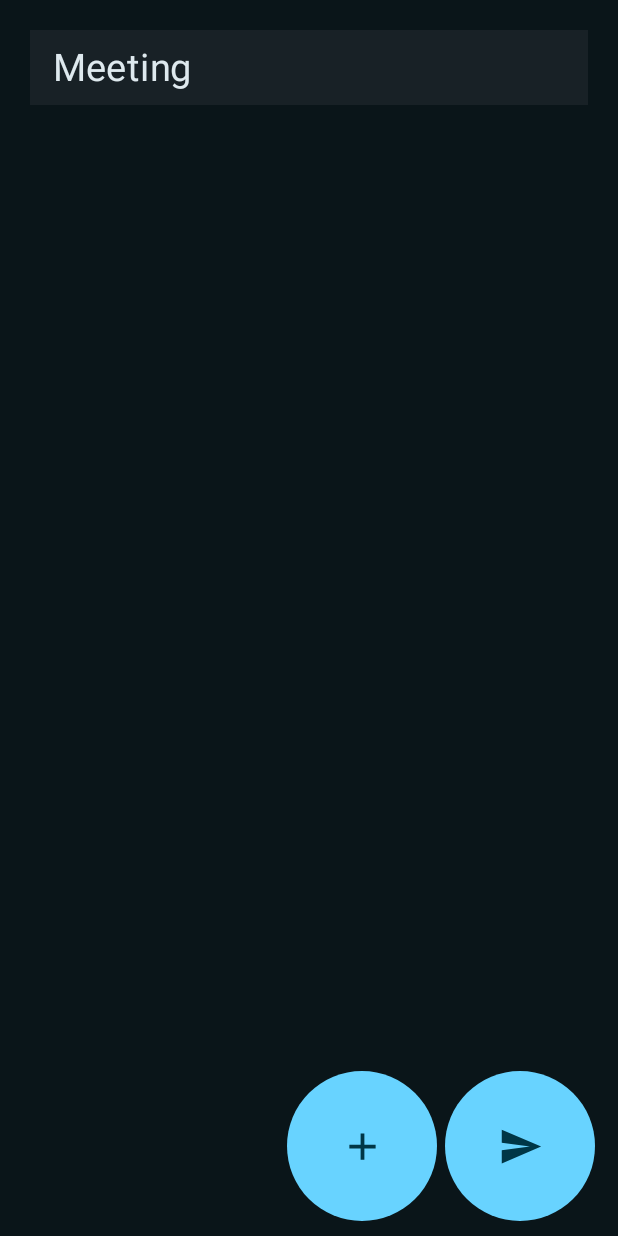
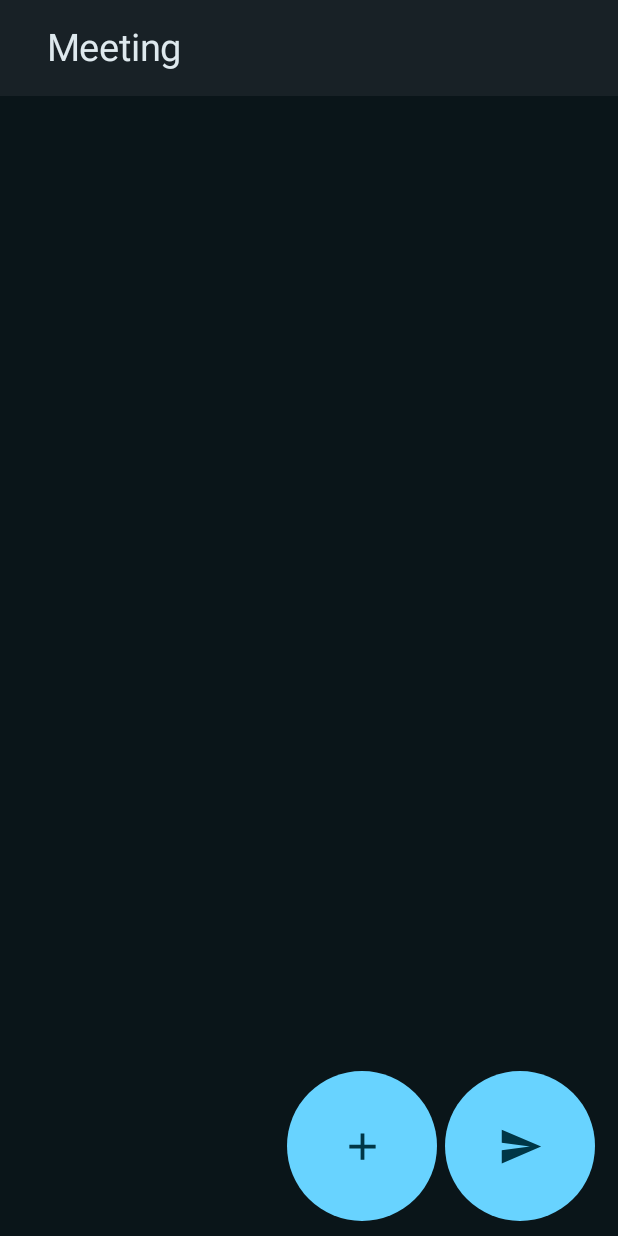
Before and after one commit to YamazakiYusuke/meetingdesu, an Android app built with Jetpack Compose: the screen it shows after launch (MainActivity), on a phone screen of 412 x 824 dp. Run offline under Robolectric (Android 15) with nearby library versions, the phone set to English and light mode, and no system bars; our stand-ins replace Room's generated code.

Commit message:
colorresourceの整理、header、通知スペースの色

```diff
--- a/app/src/main/java/com/example/meetingdesu/MainActivity.kt
+++ b/app/src/main/java/com/example/meetingdesu/MainActivity.kt
@@ -3,18 +3,29 @@ package com.example.meetingdesu
 import android.os.Bundle
 import androidx.activity.ComponentActivity
 import androidx.activity.compose.setContent
+import androidx.compose.foundation.layout.Row
+import androidx.compose.foundation.layout.Spacer
 import androidx.compose.foundation.layout.fillMaxSize
+import androidx.compose.foundation.layout.padding
+import androidx.compose.foundation.layout.width
+import androidx.compose.material3.ExperimentalMaterial3Api
 import androidx.compose.material3.MaterialTheme
+import androidx.compose.material3.Scaffold
 import androidx.compose.material3.Surface
 import androidx.compose.material3.Text
+import androidx.compose.material3.TopAppBar
+import androidx.compose.material3.TopAppBarDefaults
 import androidx.compose.runtime.Composable
 import androidx.compose.ui.Modifier
-import androidx.compose.ui.tooling.preview.Preview
+import androidx.compose.ui.unit.dp
 import com.example.meetingdesu.database.AppDatabase
+import com.example.meetingdesu.extension.toSp
 import com.example.meetingdesu.repository.MeetingInfoRepository
 import com.example.meetingdesu.ui.compose.screen.MeetingInfoScreen
 import com.example.meetingdesu.ui.compose.viewModel.MeetingInfoViewModel
 import com.example.meetingdesu.ui.theme.MeetingDesuTheme
+import com.example.meetingdesu.ui.theme.MeetingInfoScreenHeader
+import com.example.meetingdesu.ui.theme.MeetingInfoScreenHeaderText
 
 class MainActivity : ComponentActivity() {
     override fun onCreate(savedInstanceState: Bundle?) {
@@ -26,15 +37,43 @@ class MainActivity : ComponentActivity() {
                     modifier = Modifier.fillMaxSize(),
                     color = MaterialTheme.colorScheme.background
                 ) {
-                    MeetingInfoScreen(
-                        MeetingInfoViewModel(
-                            MeetingInfoRepository(
-                                AppDatabase.getInstance(this).meetingDao()
-                            )
-                        )
-                    )
+                    content()
                 }
             }
         }
     }
+
+    @OptIn(ExperimentalMaterial3Api::class)
+    @Composable
+    private fun content() {
+        Scaffold(
+            topBar = {
+                TopAppBar(
+                    colors = TopAppBarDefaults.largeTopAppBarColors(
+                        containerColor = MeetingInfoScreenHeader,
+                        titleContentColor = MeetingInfoScreenHeaderText,
+                    ),
+                    title = {
+                        Row {
+                            Spacer(modifier = Modifier.width(15.dp))
+                            Text(
+                                text = "Meeting",
+                                fontSize = 25.dp.toSp(),
+                                color = MeetingInfoScreenHeaderText
+                            )
+                        }
+                    },
+                )
+            }
+        ) { innerPadding ->
+            MeetingInfoScreen(
+                MeetingInfoViewModel(
+                    MeetingInfoRepository(
+                        AppDatabase.getInstance(this).meetingDao()
+                    )
+                ),
+                modifier = Modifier.padding(innerPadding)
+            )
+        }
+    }
 }
--- a/app/src/main/java/com/example/meetingdesu/ui/compose/screen/MeetingInfoScreen.kt
+++ b/app/src/main/java/com/example/meetingdesu/ui/compose/screen/MeetingInfoScreen.kt
@@ -45,11 +45,15 @@ import com.example.meetingdesu.ui.compose.viewModel.MeetingInfoViewModel
 import com.example.meetingdesu.ui.compose.view_parts.MeetingInfoListItem
 import com.example.meetingdesu.ui.compose.view_parts.MeetingInfoListItemModel
 import com.example.meetingdesu.ui.theme.MeetingDesuTheme
+import com.example.meetingdesu.ui.theme.MeetingInfoScreenBackground
+import com.example.meetingdesu.ui.theme.MeetingInfoScreenCreateNewButton
+import com.example.meetingdesu.ui.theme.MeetingInfoScreenCreateNewButtonIcon
 import java.time.LocalTime
 
 @Composable
 fun MeetingInfoScreen(
     viewModel: MeetingInfoViewModel,
+    modifier: Modifier = Modifier
 ) {
     val state by viewModel.uiState.collectAsState()
     state.events.firstOrNull()?.let { event ->
@@ -127,6 +131,7 @@ fun MeetingInfoScreen(
 
 
     MeetingInfoScreenContent(
+        modifier = modifier,
         listItems = ImmutableList(state.listItems),
         switchDoToday = { id, newValue -> viewModel.changeDoToday(id, newValue) },
         onTapStartTime = { id -> viewModel.showTimerPickerDialogToEditStart(id) },
@@ -151,7 +156,7 @@ fun MeetingInfoScreenContent(
     onTapSendButton: () -> Unit,
 ) {
     Box(
-        modifier = Modifier.background(colorResource(id = R.color.meeting_info_screen_background)),
+        modifier = Modifier.background(MeetingInfoScreenBackground),
         contentAlignment = Alignment.BottomEnd
     ) {
         Column(
@@ -159,7 +164,6 @@ fun MeetingInfoScreenContent(
                 .fillMaxSize()
                 .padding(20.dp)
         ) {
-            Header()
             LazyColumn(
                 contentPadding = PaddingValues(top = 10.dp, bottom = 100.dp)
             ) {
@@ -197,24 +201,6 @@ fun MeetingInfoScreenContent(
 }
 
 @Composable
-private fun Header() {
-    Box(
-        modifier = Modifier
-            .background(colorResource(id = R.color.meeting_info_screen_header))
-            .fillMaxWidth()
-            .height(50.dp)
-            .padding(start = 15.dp),
-        contentAlignment = Alignment.CenterStart
-    ) {
-        Text(
-            text = "Meeting",
-            fontSize = 25.dp.toSp(),
-            color = colorResource(id = R.color.meeting_info_screen_header_text)
-        )
-    }
-}
-
-@Composable
 private fun CreateNewButton(
     onClick: () -> Unit,
 ) {
@@ -222,7 +208,7 @@ private fun CreateNewButton(
         modifier = Modifier
             .size(100.dp)
             .clip(RoundedCornerShape(50.dp))
-            .background(colorResource(id = R.color.meeting_info_screen_create_new_button))
+            .background(MeetingInfoScreenCreateNewButton)
             .debouncedClickable {
                 onClick()
             },
@@ -232,7 +218,7 @@ private fun CreateNewButton(
             imageVector = Icons.Default.Add,
             contentDescription = "Create new icon",
             modifier = Modifier.size(30.dp),
-            tint = colorResource(id = R.color.meeting_info_screen_create_new_button_icon)
+            tint = MeetingInfoScreenCreateNewButtonIcon
         )
     }
 }
@@ -245,7 +231,7 @@ private fun ShareButton(
         modifier = Modifier
             .size(100.dp)
             .clip(RoundedCornerShape(50.dp))
-            .background(colorResource(id = R.color.meeting_info_screen_create_new_button))
+            .background(MeetingInfoScreenCreateNewButton)
             .debouncedClickable {
                 onClick()
             },
@@ -255,7 +241,7 @@ private fun ShareButton(
             imageVector = Icons.AutoMirrored.Filled.Send,
             contentDescription = "Share icon",
             modifier = Modifier.size(30.dp),
-            tint = colorResource(id = R.color.meeting_info_screen_create_new_button_icon)
+            tint = MeetingInfoScreenCreateNewButtonIcon
         )
     }
 }
--- a/app/src/main/java/com/example/meetingdesu/ui/compose/viewModel/MeetingInfoViewModel.kt
+++ b/app/src/main/java/com/example/meetingdesu/ui/compose/viewModel/MeetingInfoViewModel.kt
@@ -4,8 +4,6 @@ import androidx.compose.runtime.Immutable
 import androidx.lifecycle.ViewModel
 import androidx.lifecycle.viewModelScope
 import com.example.meetingdesu.database.room.entity.Meeting
-import com.example.meetingdesu.extension.DateTimeFormatterType
-import com.example.meetingdesu.extension.toString
 import com.example.meetingdesu.repository.IMeetingInfoRepository
 import com.example.meetingdesu.ui.compose.view_parts.MeetingInfoListItemModel
 import kotlinx.coroutines.Dispatchers
@@ -24,15 +22,18 @@ class MeetingInfoViewModel(
 
     init {
         viewModelScope.launch(Dispatchers.IO) {
-            repository.getAll().collect{ meetings ->
-                _state.value = meetings
+            repository.getAll().collect { meetings ->
+                val sortedMeetings = meetings.sortedWith(
+                    compareBy({ it.startTimeLocalTime() }, { it.endTimeLocalTime() })
+                )
+                _state.value = sortedMeetings
                 _uiState.value = _uiState.value.copy(
-                    listItems = meetings.map { meeting ->
+                    listItems = sortedMeetings.map { meeting ->
                         MeetingInfoListItemModel(
                             id = meeting.id,
                             doToday = meeting.doToday,
-                            startTime = meeting.startTimeLocalTime().toString(DateTimeFormatterType.HHmm),
-                            endTime = meeting.endTimeLocalTime().toString(DateTimeFormatterType.HHmm),
+                            startTime = meeting.startTime,
+                            endTime = meeting.endTime,
                             willSpeak = meeting.willSpeak,
                         )
                     }
@@ -106,7 +107,8 @@ class MeetingInfoViewModel(
 
     fun showTimerPickerDialogToEditStart(id: Int) {
         val meeting = _state.value.firstOrNull { it.id == id } ?: return
-        val newEvent = MeetingInfoEvent.ShowTimePickerDialogToEditStart(id, meeting.startTimeLocalTime())
+        val newEvent =
+            MeetingInfoEvent.ShowTimePickerDialogToEditStart(id, meeting.startTimeLocalTime())
         _uiState.value = _uiState.value.copy(
             events = _uiState.value.events + newEvent
         )
@@ -114,7 +116,8 @@ class MeetingInfoViewModel(
 
     fun showTimerPickerDialogToEditEnd(id: Int) {
         val meeting = _state.value.firstOrNull { it.id == id } ?: return
-        val newEvent = MeetingInfoEvent.ShowTimePickerDialogToEditEnd(id, meeting.endTimeLocalTime())
+        val newEvent =
+            MeetingInfoEvent.ShowTimePickerDialogToEditEnd(id, meeting.endTimeLocalTime())
         _uiState.value = _uiState.value.copy(
             events = _uiState.value.events + newEvent
         )
@@ -129,11 +132,9 @@ class MeetingInfoViewModel(
 
     fun showAlertDialogToDeleteMeeting(id: Int) {
         val meeting = _state.value.firstOrNull { it.id == id } ?: return
-        val start = meeting.startTimeLocalTime().toString(DateTimeFormatterType.HHmm)
-        val end = meeting.endTimeLocalTime().toString(DateTimeFormatterType.HHmm)
         val newEvent = MeetingInfoEvent.ShowAlertDialogToDeleteMeeting(
             id = id,
-            meetingName = "$start~$end"
+            meetingName = "${meeting.startTime}~${meeting.endTime}"
         )
         _uiState.value = _uiState.value.copy(
             events = _uiState.value.events + newEvent
@@ -146,14 +147,12 @@ class MeetingInfoViewModel(
             "今日はミーティングなし"
         } else {
             _state.value.filter { it.doToday }.joinToString(separator = "\n") { meeting ->
-                val start = meeting.startTimeLocalTime().toString(DateTimeFormatterType.HHmm)
-                val end = meeting.endTimeLocalTime().toString(DateTimeFormatterType.HHmm)
                 val speak = if (meeting.willSpeak) {
                     "話す"
                 } else {
                     "話さない"
                 }
-                "$start~$end($speak)"
+                "${meeting.startTime}~${meeting.endTime}($speak)"
             }
         }
 
@@ -179,9 +178,15 @@ data class MeetingInfoUiState(
 
 sealed class MeetingInfoEvent {
     data class Error(val message: String) : MeetingInfoEvent()
-    data class ShowTimePickerDialogToEditStart(val id: Int, val initTime: LocalTime) : MeetingInfoEvent()
-    data class ShowTimePickerDialogToEditEnd(val id: Int, val initTime: LocalTime) : MeetingInfoEvent()
+    data class ShowTimePickerDialogToEditStart(val id: Int, val initTime: LocalTime) :
+        MeetingInfoEvent()
+
+    data class ShowTimePickerDialogToEditEnd(val id: Int, val initTime: LocalTime) :
+        MeetingInfoEvent()
+
     data object ShowTimePickerDialogToCreateNew : MeetingInfoEvent()
-    data class ShowAlertDialogToDeleteMeeting(val id: Int, val meetingName: String) : MeetingInfoEvent()
+    data class ShowAlertDialogToDeleteMeeting(val id: Int, val meetingName: String) :
+        MeetingInfoEvent()
+
     data class SendMeetingInfo(val text: String) : MeetingInfoEvent()
 }
--- a/app/src/main/java/com/example/meetingdesu/ui/theme/Color.kt
+++ b/app/src/main/java/com/example/meetingdesu/ui/theme/Color.kt
@@ -9,3 +9,12 @@ val Pink80 = Color(0xFFEFB8C8)
 val Purple40 = Color(0xFF6650a4)
 val PurpleGrey40 = Color(0xFF625b71)
 val Pink40 = Color(0xFF7D5260)
+
+val MeetingInfoListItemBackground = Color(0xFF0D1E25)
+val MeetingInfoListItemTextOn = Color(0xFFDAE4EB)
+val MeetingInfoListItemTextOff = Color(0xFF919191)
+val MeetingInfoScreenBackground = Color(0xFF0A1519)
+val MeetingInfoScreenHeader = Color(0xFF182126)
+val MeetingInfoScreenHeaderText = Color(0xFFDEE9EE)
+val MeetingInfoScreenCreateNewButton = Color(0xFF68D3FF)
+val MeetingInfoScreenCreateNewButtonIcon = Color(0xFF003646)
--- a/app/src/main/java/com/example/meetingdesu/ui/theme/Theme.kt
+++ b/app/src/main/java/com/example/meetingdesu/ui/theme/Theme.kt
@@ -2,6 +2,7 @@ package com.example.meetingdesu.ui.theme
 
 import android.app.Activity
 import android.os.Build
+import android.preference.PreferenceActivity.Header
 import androidx.compose.foundation.isSystemInDarkTheme
 import androidx.compose.material3.MaterialTheme
 import androidx.compose.material3.darkColorScheme
@@ -57,7 +58,7 @@ fun MeetingDesuTheme(
     if (!view.isInEditMode) {
         SideEffect {
             val window = (view.context as Activity).window
-            window.statusBarColor = colorScheme.primary.toArgb()
+            window.statusBarColor = MeetingInfoScreenHeader.toArgb()
             WindowCompat.getInsetsController(window, view).isAppearanceLightStatusBars = darkTheme
         }
     }
--- a/app/src/main/res/values/colors.xml
+++ b/app/src/main/res/values/colors.xml
@@ -7,12 +7,4 @@
     <color name="teal_700">#FF018786</color>
     <color name="black">#FF000000</color>
     <color name="white">#FFFFFFFF</color>
-    <color name="meeting_info_list_item_background">#FF0D1E25</color>
-    <color name="meeting_info_list_item_text_on">#FFDAE4EB</color>
-    <color name="meeting_info_list_item_text_off">#FF919191</color>
-    <color name="meeting_info_screen_background">#FF0A1519</color>
-    <color name="meeting_info_screen_header">#FF182126</color>
-    <color name="meeting_info_screen_header_text">#FFDEE9EE</color>
-    <color name="meeting_info_screen_create_new_button">#FF68D3FF</color>
-    <color name="meeting_info_screen_create_new_button_icon">#FF003646</color>
 </resources>
```
Also changed, not shown: app/src/main/java/com/example/meetingdesu/ui/compose/view_parts/MeetingInfoListItem.kt (+13 -11 lines).
